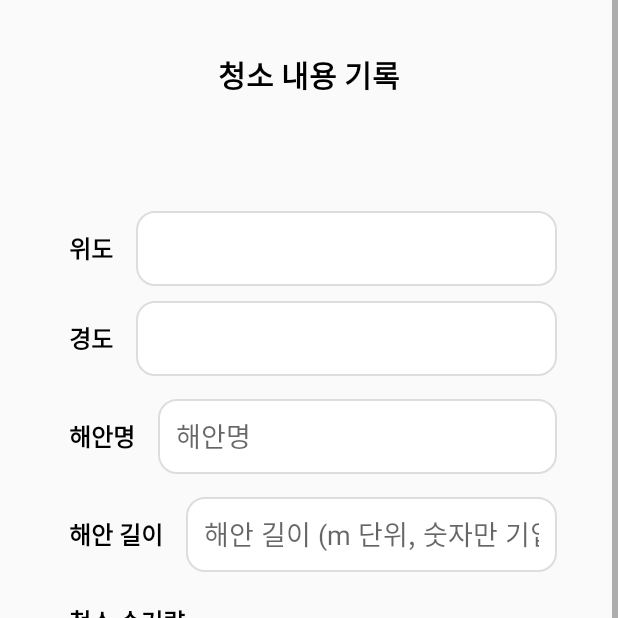
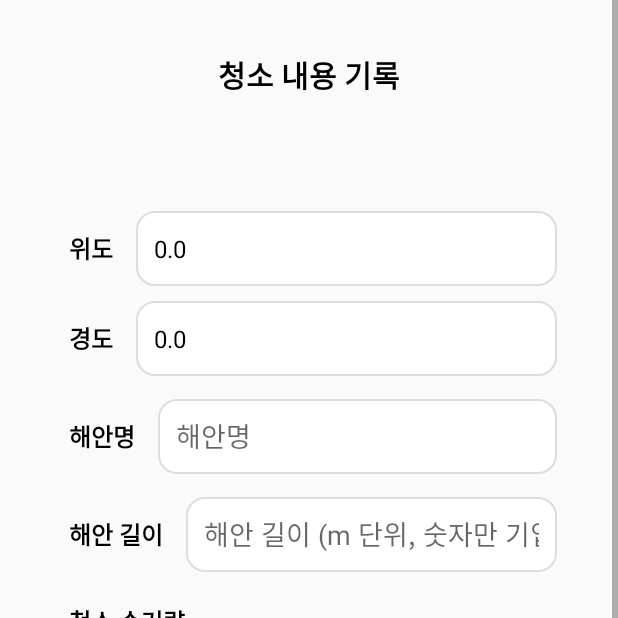
Before and after one commit to cosimba/haechorom-android, an Android app: the Clean2Activity screen opened directly, with no data from a screen before it, on a phone screen of 412 x 824 dp, the top half of it. Run offline under Robolectric (Android 15) with nearby library versions, the phone set to English and light mode, and no system bars; our stand-ins replace data binding.

Commit message:
Clean2Activity

```diff
--- a/app/src/main/java/com/example/haechorom/mode2/Clean2Activity.kt
+++ b/app/src/main/java/com/example/haechorom/mode2/Clean2Activity.kt
@@ -1,16 +1,42 @@
 package com.example.haechorom.mode2
 
+import android.Manifest
+import android.app.Activity
+import android.content.Intent
+import android.content.pm.PackageManager
+import android.graphics.Bitmap
+import android.net.Uri
 import android.os.Bundle
+import android.provider.MediaStore
+import android.widget.*
 import androidx.activity.enableEdgeToEdge
 import androidx.appcompat.app.AppCompatActivity
+import androidx.core.app.ActivityCompat
+import androidx.core.content.ContextCompat
 import androidx.core.view.ViewCompat
 import androidx.core.view.WindowInsetsCompat
 import com.example.haechorom.R
 
 class Clean2Activity : AppCompatActivity() {
 
+    private lateinit var coastName: EditText
+    private lateinit var coastLength: EditText
+    private lateinit var pickup: EditText
+    private lateinit var avatars: ImageView
+    private lateinit var trashSpinner: Spinner
+    private lateinit var completionBtn: Button
+    private lateinit var cameraBtn: Button
+    private lateinit var galleryBtn: Button
+    private lateinit var latitudeTextView: TextView // 위도 표시 TextView
+    private lateinit var longitudeTextView: TextView // 경도 표시 TextView
+    private val CAMERA_CODE = 98
+    private val GALLERY_CODE = 99
+
+    // 추가: Mode1Activity에서 받은 위도, 경도 값 저장용 변수
+    private var latitude: Double = 0.0
+    private var longitude: Double = 0.0
+
     override fun onCreate(savedInstanceState: Bundle?) {
-
         super.onCreate(savedInstanceState)
         enableEdgeToEdge()
         setContentView(R.layout.activity_clean2)
@@ -20,5 +46,99 @@ class Clean2Activity : AppCompatActivity() {
             v.setPadding(systemBars.left, systemBars.top, systemBars.right, systemBars.bottom)
             insets
         }
+
+        // Initialize UI components
+        coastName = findViewById(R.id.coastName)
+        coastLength = findViewById(R.id.coastLength)
+        pickup = findViewById(R.id.pickup)
+        avatars = findViewById(R.id.avatars)
+        trashSpinner = findViewById(R.id.trashSpinner)
+        completionBtn = findViewById(R.id.joinBtn) // 완료 버튼
+        cameraBtn = findViewById(R.id.camera)
+        galleryBtn = findViewById(R.id.picture)
+        latitudeTextView = findViewById(R.id.latitude) // 위도 TextView
+        longitudeTextView = findViewById(R.id.longitude) // 경도 TextView
+
+        // Mode1Activity에서 위도와 경도를 받아옴
+        latitude = intent.getDoubleExtra("latitude", 0.0)
+        longitude = intent.getDoubleExtra("longitude", 0.0)
+
+        // 위도와 경도 값을 TextView에 표시
+        latitudeTextView.text = latitude.toString()
+        longitudeTextView.text = longitude.toString()
+
+        // 카메라와 갤러리 이벤트 처리
+        cameraBtn.setOnClickListener { openCamera() }
+        galleryBtn.setOnClickListener { openGallery() }
+
+        // 청소 완료 버튼 이벤트 처리
+        completionBtn.setOnClickListener {
+            submitData()
+        }
+    }
+
+    private fun openCamera() {
+        if (checkPermission(arrayOf(Manifest.permission.CAMERA), CAMERA_CODE)) {
+            val cameraIntent = Intent(MediaStore.ACTION_IMAGE_CAPTURE)
+            startActivityForResult(cameraIntent, CAMERA_CODE)
+        }
+    }
+
+    private fun openGallery() {
+        if (checkPermission(arrayOf(Manifest.permission.READ_EXTERNAL_STORAGE), GALLERY_CODE)) {
+            val galleryIntent = Intent(Intent.ACTION_PICK, MediaStore.Images.Media.EXTERNAL_CONTENT_URI)
+            startActivityForResult(galleryIntent, GALLERY_CODE)
+        }
+    }
+
+    override fun onActivityResult(requestCode: Int, resultCode: Int, data: Intent?) {
+        super.onActivityResult(requestCode, resultCode, data)
+
+        if (resultCode == Activity.RESULT_OK) {
+            when (requestCode) {
+                CAMERA_CODE -> {
+                    val imageBitmap = data?.extras?.get("data") as Bitmap
+                    avatars.setImageBitmap(imageBitmap)
+                }
+                GALLERY_CODE -> {
+                    val imageUri: Uri? = data?.data
+                    avatars.setImageURI(imageUri)
+                }
+            }
+        }
+    }
+
+    private fun submitData() {
+        val name = coastName.text.toString()
+        val length = coastLength.text.toString()
+        val pickupAmount = pickup.text.toString()
+        val trashType = trashSpinner.selectedItem.toString()
+
+        if (name.isEmpty() || length.isEmpty() || pickupAmount.isEmpty()) {
+            Toast.makeText(this, "모든 필드를 채워주세요.", Toast.LENGTH_LONG).show()
+            return
+        }
+
+        // 청소 데이터를 Mode2Activity로 전달하고 완료 처리
+        val intent = Intent(this, Mode2Activity::class.java)
+        intent.putExtra("latitude", latitude)
+        intent.putExtra("longitude", longitude)
+        intent.putExtra("coastName", name)
+        intent.putExtra("pickupAmount", pickupAmount)
+        startActivity(intent)
+
+        Toast.makeText(this, "청소 완료", Toast.LENGTH_SHORT).show()
+
+        finish() // Clean2Activity를 종료하고 Mode2Activity로 돌아감
+    }
+
+    private fun checkPermission(permissions: Array<String>, requestCode: Int): Boolean {
+        for (permission in permissions) {
+            if (ContextCompat.checkSelfPermission(this, permission) != PackageManager.PERMISSION_GRANTED) {
+                ActivityCompat.requestPermissions(this, permissions, requestCode)
+                return false
+            }
+        }
+        return true
     }
 }
```
